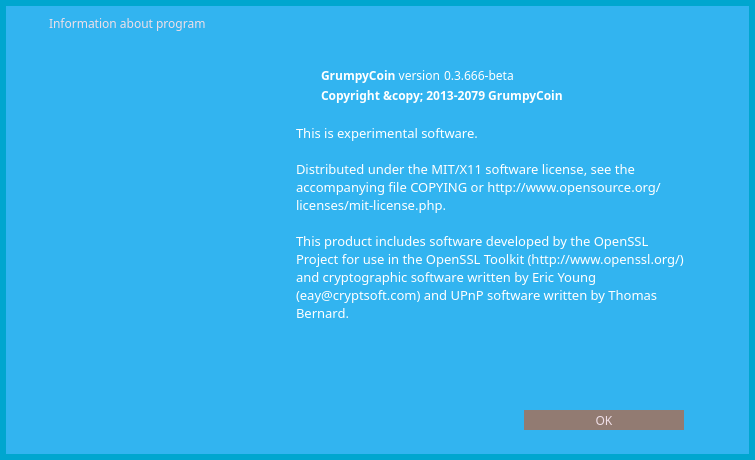
First picture: the form in src/qt/forms/aboutdialog.ui, repository djtms/grumpycoin, before the edit.
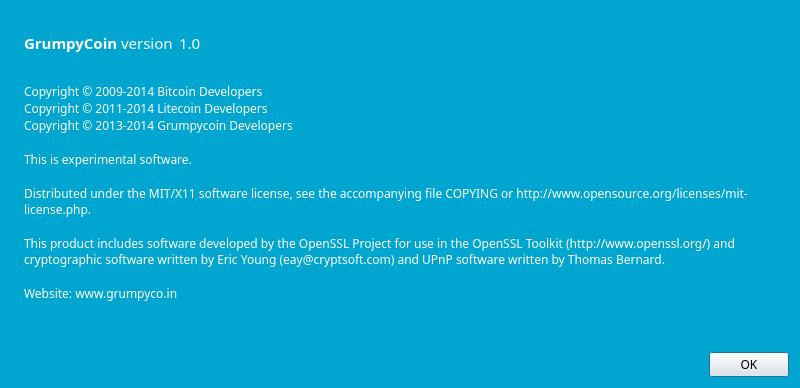
Second picture: the form after the edit. Icons and pictures are not drawn.

```diff
--- a/src/qt/forms/aboutdialog.ui
+++ b/src/qt/forms/aboutdialog.ui
@@ -6,246 +6,152 @@
    <rect>
     <x>0</x>
     <y>0</y>
-    <width>755</width>
-    <height>460</height>
+    <width>800</width>
+    <height>388</height>
    </rect>
   </property>
-  <property name="minimumSize">
-   <size>
-    <width>755</width>
-    <height>460</height>
-   </size>
+  <property name="palette">
+   <palette>
+    <active>
+     <colorrole role="WindowText">
+      <brush brushstyle="SolidPattern">
+       <color alpha="255">
+        <red>255</red>
+        <green>255</green>
+        <blue>255</blue>
+       </color>
+      </brush>
+     </colorrole>
+     <colorrole role="Base">
+      <brush brushstyle="SolidPattern">
+       <color alpha="255">
+        <red>255</red>
+        <green>255</green>
+        <blue>255</blue>
+       </color>
+      </brush>
+     </colorrole>
+     <colorrole role="Window">
+      <brush brushstyle="SolidPattern">
+       <color alpha="255">
+        <red>0</red>
+        <green>166</green>
+        <blue>207</blue>
+       </color>
+      </brush>
+     </colorrole>
+    </active>
+    <inactive>
+     <colorrole role="WindowText">
+      <brush brushstyle="SolidPattern">
+       <color alpha="255">
+        <red>255</red>
+        <green>255</green>
+        <blue>255</blue>
+       </color>
+      </brush>
+     </colorrole>
+     <colorrole role="Base">
+      <brush brushstyle="SolidPattern">
+       <color alpha="255">
+        <red>255</red>
+        <green>255</green>
+        <blue>255</blue>
+       </color>
+      </brush>
+     </colorrole>
+     <colorrole role="Window">
+      <brush brushstyle="SolidPattern">
+       <color alpha="255">
+        <red>0</red>
+        <green>166</green>
+        <blue>207</blue>
+       </color>
+      </brush>
+     </colorrole>
+    </inactive>
+    <disabled>
+     <colorrole role="WindowText">
+      <brush brushstyle="SolidPattern">
+       <color alpha="255">
+        <red>127</red>
+        <green>127</green>
+        <blue>127</blue>
+       </color>
+      </brush>
+     </colorrole>
+     <colorrole role="Base">
+      <brush brushstyle="SolidPattern">
+       <color alpha="255">
+        <red>0</red>
+        <green>166</green>
+        <blue>207</blue>
+       </color>
+      </brush>
+     </colorrole>
+     <colorrole role="Window">
+      <brush brushstyle="SolidPattern">
+       <color alpha="255">
+        <red>0</red>
+        <green>166</green>
+        <blue>207</blue>
+       </color>
+      </brush>
+     </colorrole>
+    </disabled>
+   </palette>
   </property>
-  <property name="maximumSize">
-   <size>
-    <width>755</width>
-    <height>460</height>
-   </size>
+  <property name="font">
+   <font>
+    <family>Finger Paint</family>
+   </font>
   </property>
   <property name="windowTitle">
    <string>Dialog</string>
   </property>
-  <property name="styleSheet">
-   <string notr="true">*{ font-family:&quot;Finger Paint&quot;;
-    color: #ffffff;
-}
-
-QDialog {
-	background-color: rgb(0, 166, 207);
-}
-
-</string>
-  </property>
-  <layout class="QVBoxLayout" name="verticalLayout_2">
-   <property name="spacing">
-    <number>0</number>
-   </property>
-   <property name="leftMargin">
-    <number>6</number>
-   </property>
-   <property name="topMargin">
-    <number>6</number>
-   </property>
-   <property name="rightMargin">
-    <number>6</number>
-   </property>
-   <property name="bottomMargin">
-    <number>6</number>
-   </property>
+  <layout class="QHBoxLayout" name="horizontalLayout_2">
    <item>
-    <widget class="QFrame" name="frame">
-     <property name="styleSheet">
-      <string notr="true">#frame {
-	background-color: #32b4f0;
-    border-style:none;
-}</string>
-     </property>
-     <property name="frameShape">
-      <enum>QFrame::StyledPanel</enum>
-     </property>
-     <property name="frameShadow">
-      <enum>QFrame::Raised</enum>
-     </property>
-     <layout class="QVBoxLayout" name="verticalLayout">
-      <property name="spacing">
-       <number>0</number>
-      </property>
-      <property name="leftMargin">
-       <number>0</number>
-      </property>
-      <property name="topMargin">
-       <number>0</number>
-      </property>
-      <property name="rightMargin">
-       <number>0</number>
-      </property>
-      <property name="bottomMargin">
-       <number>0</number>
-      </property>
-      <item>
-       <widget class="QWidget" name="wCaption" native="true">
-        <property name="minimumSize">
-         <size>
-          <width>0</width>
-          <height>35</height>
-         </size>
-        </property>
-        <property name="maximumSize">
-         <size>
-          <width>16777215</width>
-          <height>35</height>
-         </size>
-        </property>
-        <property name="styleSheet">
-         <string notr="true">#wCaption {
-	background-color:  rgb(50, 180, 240);
-}</string>
-        </property>
-        <property name="is_header" stdset="0">
-         <bool>true</bool>
-        </property>
-        <layout class="QHBoxLayout" name="horizontalLayout_19">
-         <property name="leftMargin">
-          <number>0</number>
-         </property>
-         <property name="topMargin">
-          <number>0</number>
-         </property>
-         <property name="rightMargin">
-          <number>0</number>
-         </property>
-         <property name="bottomMargin">
-          <number>0</number>
-         </property>
-         <item>
-          <spacer name="horizontalSpacer_26">
-           <property name="orientation">
-            <enum>Qt::Horizontal</enum>
-           </property>
-           <property name="sizeType">
-            <enum>QSizePolicy::Fixed</enum>
-           </property>
-           <property name="sizeHint" stdset="0">
-            <size>
-             <width>7</width>
-             <height>20</height>
-            </size>
-           </property>
-          </spacer>
-         </item>
-         <item>
-          <widget class="QLabel" name="lbTitleIcon">
+    <widget class="QLabel" name="label_4">
            <property name="sizePolicy">
-            <sizepolicy hsizetype="Preferred" vsizetype="Preferred">
+      <sizepolicy hsizetype="Preferred" vsizetype="Ignored">
              <horstretch>0</horstretch>
              <verstretch>0</verstretch>
             </sizepolicy>
            </property>
            <property name="minimumSize">
             <size>
-             <width>30</width>
-             <height>30</height>
-            </size>
-           </property>
-           <property name="maximumSize">
-            <size>
-             <width>30</width>
-             <height>30</height>
-            </size>
-           </property>
-           <property name="text">
-            <string/>
-           </property>
+       <width>0</width>
+       <height>0</height>
+      </size>
+     </property>
            <property name="pixmap">
-            <pixmap resource="../res.qrc">:/res/logo_small.png</pixmap>
-           </property>
-          </widget>
-         </item>
-         <item>
-          <widget class="QLabel" name="lbTitle">
-           <property name="font">
-            <font>
-             <family>Finger Paint</family>
-            </font>
-           </property>
-           <property name="styleSheet">
-            <string notr="true">QLabel {
-	color: #f0dfe7;
-}</string>
-           </property>
-           <property name="text">
-            <string>Information about program</string>
+      <pixmap resource="../bitcoin.qrc">:/images/about</pixmap>
+     </property>
+     <property name="scaledContents">
+      <bool>false</bool>
+     </property>
+     <property name="margin">
+      <number>0</number>
+     </property>
+     <property name="indent">
+      <number>-1</number>
            </property>
           </widget>
          </item>
          <item>
-          <widget class="QPushButton" name="bClose">
-           <property name="minimumSize">
-            <size>
-             <width>30</width>
-             <height>30</height>
-            </size>
-           </property>
-           <property name="maximumSize">
-            <size>
-             <width>30</width>
-             <height>30</height>
-            </size>
-           </property>
-           <property name="styleSheet">
-            <string notr="true">QPushButton {	
-	image: url(:/res/close_normal.png);
-	border: 0px solid gray;
-}
-QPushButton:pressed:flat {
-	image: url(:/res/close_normal.png);
-}
-
-QPushButton:hover {
-	image: url(:/res/close_hover.png);
-}</string>
-           </property>
-           <property name="text">
-            <string notr="true"/>
-           </property>
-           <property name="flat">
-            <bool>true</bool>
-           </property>
-          </widget>
-         </item>
-        </layout>
-       </widget>
-      </item>
+    <layout class="QVBoxLayout" name="verticalLayout_2">
+     <property name="spacing">
+      <number>6</number>
+     </property>
       <item>
-       <spacer name="verticalSpacer">
+      <spacer name="verticalSpacer_2">
         <property name="orientation">
          <enum>Qt::Vertical</enum>
         </property>
-        <property name="sizeType">
-         <enum>QSizePolicy::Fixed</enum>
-        </property>
         <property name="sizeHint" stdset="0">
          <size>
           <width>20</width>
-          <height>25</height>
-         </size>
-        </property>
-       </spacer>
-      </item>
-      <item>
-       <layout class="QHBoxLayout" name="horizontalLayout_2">
-        <item>
-         <spacer name="horizontalSpacer5">
-          <property name="orientation">
-           <enum>Qt::Horizontal</enum>
-          </property>
-          <property name="sizeType">
-           <enum>QSizePolicy::Fixed</enum>
-          </property>
-          <property name="sizeHint" stdset="0">
-           <size>
-            <width>315</width>
-            <height>20</height>
+         <height>40</height>
            </size>
           </property>
          </spacer>
@@ -254,9 +160,47 @@
          <layout class="QHBoxLayout" name="horizontalLayout">
           <item>
            <widget class="QLabel" name="label">
+         <property name="palette">
+          <palette>
+           <active>
+            <colorrole role="WindowText">
+             <brush brushstyle="SolidPattern">
+              <color alpha="255">
+               <red>255</red>
+               <green>255</green>
+               <blue>255</blue>
+              </color>
+             </brush>
+            </colorrole>
+           </active>
+           <inactive>
+            <colorrole role="WindowText">
+             <brush brushstyle="SolidPattern">
+              <color alpha="255">
+               <red>255</red>
+               <green>255</green>
+               <blue>255</blue>
+              </color>
+             </brush>
+            </colorrole>
+           </inactive>
+           <disabled>
+            <colorrole role="WindowText">
+             <brush brushstyle="SolidPattern">
+              <color alpha="255">
+               <red>127</red>
+               <green>127</green>
+               <blue>127</blue>
+              </color>
+             </brush>
+            </colorrole>
+           </disabled>
+          </palette>
+         </property>
             <property name="font">
              <font>
               <family>Finger Paint</family>
+           <pointsize>11</pointsize>
              </font>
             </property>
             <property name="cursor">
@@ -270,107 +214,56 @@
             </property>
            </widget>
           </item>
-          <item>
-           <spacer name="horizontalSpacer_6">
-            <property name="orientation">
-             <enum>Qt::Horizontal</enum>
-            </property>
-            <property name="sizeType">
-             <enum>QSizePolicy::Fixed</enum>
-            </property>
-            <property name="sizeHint" stdset="0">
-             <size>
-              <width>4</width>
-              <height>20</height>
-             </size>
-            </property>
-           </spacer>
-          </item>
           <item>
            <widget class="QLabel" name="versionLabel">
-            <property name="font">
-             <font>
-              <family>Finger Paint</family>
-             </font>
-            </property>
-            <property name="cursor">
-             <cursorShape>IBeamCursor</cursorShape>
-            </property>
-            <property name="text">
-             <string notr="true">0.3.666-beta</string>
-            </property>
-            <property name="textInteractionFlags">
-             <set>Qt::LinksAccessibleByMouse|Qt::TextSelectableByKeyboard|Qt::TextSelectableByMouse</set>
-            </property>
-           </widget>
-          </item>
-          <item>
-           <spacer name="horizontalSpacer_5">
-            <property name="orientation">
-             <enum>Qt::Horizontal</enum>
-            </property>
-            <property name="sizeHint" stdset="0">
-             <size>
-              <width>40</width>
-              <height>20</height>
-             </size>
-            </property>
-           </spacer>
-          </item>
-         </layout>
-        </item>
-        <item>
-         <spacer name="horizontalSpacer_2">
-          <property name="orientation">
-           <enum>Qt::Horizontal</enum>
-          </property>
-          <property name="sizeType">
-           <enum>QSizePolicy::Fixed</enum>
-          </property>
-          <property name="sizeHint" stdset="0">
-           <size>
-            <width>65</width>
-            <height>20</height>
-           </size>
-          </property>
-         </spacer>
-        </item>
-       </layout>
-      </item>
-      <item>
-       <layout class="QHBoxLayout" name="horizontalLayout_222">
-        <item>
-         <spacer name="horizontalSpacer555">
-          <property name="orientation">
-           <enum>Qt::Horizontal</enum>
-          </property>
-          <property name="sizeType">
-           <enum>QSizePolicy::Fixed</enum>
-          </property>
-          <property name="sizeHint" stdset="0">
-           <size>
-            <width>315</width>
-            <height>20</height>
-           </size>
-          </property>
-         </spacer>
-        </item>
-        <item>
-         <layout class="QHBoxLayout" name="horizontalLayout_cop2">
-          <item>
-           <widget class="QLabel" name="copyrightLabel">
+         <property name="palette">
+          <palette>
+           <active>
+            <colorrole role="WindowText">
+             <brush brushstyle="SolidPattern">
+              <color alpha="255">
+               <red>255</red>
+               <green>255</green>
+               <blue>255</blue>
+              </color>
+             </brush>
+            </colorrole>
+           </active>
+           <inactive>
+            <colorrole role="WindowText">
+             <brush brushstyle="SolidPattern">
+              <color alpha="255">
+               <red>255</red>
+               <green>255</green>
+               <blue>255</blue>
+              </color>
+             </brush>
+            </colorrole>
+           </inactive>
+           <disabled>
+            <colorrole role="WindowText">
+             <brush brushstyle="SolidPattern">
+              <color alpha="255">
+               <red>127</red>
+               <green>127</green>
+               <blue>127</blue>
+              </color>
+             </brush>
+            </colorrole>
+           </disabled>
+          </palette>
+         </property>
             <property name="font">
              <font>
               <family>Finger Paint</family>
-              <weight>75</weight>
-              <bold>true</bold>
+           <pointsize>11</pointsize>
              </font>
             </property>
             <property name="cursor">
              <cursorShape>IBeamCursor</cursorShape>
             </property>
             <property name="text">
-             <string notr="true">&lt;html&gt;&lt;head/&gt;&lt;body&gt;&lt;p&gt;Copyright &amp;amp;copy; 2013-2079 GrumpyCoin&lt;/p&gt;&lt;/body&gt;&lt;/html&gt;</string>
+          <string notr="true">1.0</string>
             </property>
             <property name="textFormat">
              <enum>Qt::RichText</enum>
@@ -380,236 +273,132 @@
             </property>
            </widget>
           </item>
-         </layout>
-        </item>
         <item>
-         <spacer name="horizontalSpacer_222">
+        <spacer name="horizontalSpacer">
           <property name="orientation">
            <enum>Qt::Horizontal</enum>
           </property>
-          <property name="sizeType">
-           <enum>QSizePolicy::Fixed</enum>
-          </property>
           <property name="sizeHint" stdset="0">
            <size>
-            <width>65</width>
+           <width>40</width>
             <height>20</height>
            </size>
           </property>
          </spacer>
         </item>
        </layout>
-      </item>
-      <item>
-       <layout class="QHBoxLayout" name="horizontalLayout_23">
-        <item>
-         <widget class="QLabel" name="image">
-          <property name="maximumSize">
-           <size>
-            <width>305</width>
-            <height>283</height>
-           </size>
-          </property>
-          <property name="text">
-           <string/>
-          </property>
-          <property name="pixmap">
-           <pixmap resource="../bitcoin.qrc">:/images/about</pixmap>
-          </property>
-          <property name="scaledContents">
-           <bool>false</bool>
-          </property>
-         </widget>
-        </item>
-        <item>
-         <spacer name="horizontalSpacer56">
-          <property name="orientation">
-           <enum>Qt::Horizontal</enum>
-          </property>
-          <property name="sizeType">
-           <enum>QSizePolicy::Fixed</enum>
-          </property>
-          <property name="sizeHint" stdset="0">
-           <size>
-            <width>5</width>
-            <height>20</height>
-           </size>
-          </property>
-         </spacer>
         </item>
         <item>
          <widget class="QLabel" name="label_2">
+       <property name="enabled">
+        <bool>true</bool>
+       </property>
+       <property name="minimumSize">
+        <size>
+         <width>0</width>
+         <height>265</height>
+        </size>
+       </property>
+       <property name="baseSize">
+        <size>
+         <width>0</width>
+         <height>0</height>
+        </size>
+       </property>
+       <property name="palette">
+        <palette>
+         <active>
+          <colorrole role="WindowText">
+           <brush brushstyle="SolidPattern">
+            <color alpha="255">
+             <red>255</red>
+             <green>255</green>
+             <blue>255</blue>
+            </color>
+           </brush>
+          </colorrole>
+         </active>
+         <inactive>
+          <colorrole role="WindowText">
+           <brush brushstyle="SolidPattern">
+            <color alpha="255">
+             <red>255</red>
+             <green>255</green>
+             <blue>255</blue>
+            </color>
+           </brush>
+          </colorrole>
+         </inactive>
+         <disabled>
+          <colorrole role="WindowText">
+           <brush brushstyle="SolidPattern">
+            <color alpha="255">
+             <red>127</red>
+             <green>127</green>
+             <blue>127</blue>
+            </color>
+           </brush>
+          </colorrole>
+         </disabled>
+        </palette>
+       </property>
           <property name="font">
            <font>
             <family>Finger Paint</family>
-            <pointsize>10</pointsize>
+         <pointsize>9</pointsize>
            </font>
           </property>
           <property name="cursor">
            <cursorShape>IBeamCursor</cursorShape>
           </property>
-          <property name="styleSheet">
-           <string notr="true"/>
-          </property>
           <property name="text">
-           <string>
+        <string>Copyright © 2009-2014 Bitcoin Developers
+Copyright © 2011-2014 Litecoin Developers
+Copyright © 2013-2014 Grumpycoin Developers
+
 This is experimental software.
 
 Distributed under the MIT/X11 software license, see the accompanying file COPYING or http://www.opensource.org/licenses/mit-license.php.
 
-This product includes software developed by the OpenSSL Project for use in the OpenSSL Toolkit (http://www.openssl.org/) and cryptographic software written by Eric Young (eay@cryptsoft.com) and UPnP software written by Thomas Bernard.</string>
+This product includes software developed by the OpenSSL Project for use in the OpenSSL Toolkit (http://www.openssl.org/) and cryptographic software written by Eric Young (eay@cryptsoft.com) and UPnP software written by Thomas Bernard.
+
+Website: www.grumpyco.in</string>
           </property>
           <property name="wordWrap">
            <bool>true</bool>
           </property>
+       <property name="indent">
+        <number>-1</number>
+       </property>
           <property name="textInteractionFlags">
            <set>Qt::LinksAccessibleByMouse|Qt::TextSelectableByKeyboard|Qt::TextSelectableByMouse</set>
           </property>
          </widget>
         </item>
         <item>
-         <spacer name="horizontalSpacer_23">
+      <spacer name="verticalSpacer">
           <property name="orientation">
-           <enum>Qt::Horizontal</enum>
-          </property>
-          <property name="sizeType">
-           <enum>QSizePolicy::Fixed</enum>
-          </property>
-          <property name="sizeHint" stdset="0">
-           <size>
-            <width>65</width>
-            <height>20</height>
-           </size>
-          </property>
-         </spacer>
-        </item>
-       </layout>
-      </item>
-      <item>
-       <spacer name="verticalSpacer_3">
-        <property name="orientation">
          <enum>Qt::Vertical</enum>
         </property>
-        <property name="sizeType">
-         <enum>QSizePolicy::Expanding</enum>
-        </property>
         <property name="sizeHint" stdset="0">
          <size>
           <width>20</width>
-          <height>20</height>
+         <height>40</height>
          </size>
         </property>
        </spacer>
       </item>
       <item>
-       <widget class="QWidget" name="wAcceptHolder" native="true">
-        <property name="minimumSize">
-         <size>
-          <width>0</width>
-          <height>20</height>
-         </size>
-        </property>
-        <layout class="QHBoxLayout" name="horizontalLayout">
-         <property name="spacing">
-          <number>0</number>
-         </property>
-         <property name="leftMargin">
-          <number>0</number>
-         </property>
-         <property name="topMargin">
-          <number>0</number>
-         </property>
-         <property name="rightMargin">
-          <number>0</number>
-         </property>
-         <property name="bottomMargin">
-          <number>0</number>
-         </property>
-         <item>
-          <spacer name="horizontalSpacer_3">
+      <widget class="QDialogButtonBox" name="buttonBox">
            <property name="orientation">
             <enum>Qt::Horizontal</enum>
            </property>
-           <property name="sizeHint" stdset="0">
-            <size>
-             <width>40</width>
-             <height>20</height>
-            </size>
-           </property>
-          </spacer>
-         </item>
-         <item>
-          <widget class="QPushButton" name="bAccept">
-           <property name="font">
-            <font>
-             <family>Finger Paint</family>
-            </font>
-           </property>
-           <property name="styleSheet">
-            <string notr="true">QPushButton {
-	background-color: #927b72;
-    font-family:&quot;Finger Paint&quot;;
-	color: #f0dfe7;
-	border: 0px solid gray;
-	max-height: 20px;
-	min-height: 20px;
-	max-width: 160px;
-	min-width: 160px;
-}
-
-QPushButton:hover {
-	background-color: #32b4f0;
-}
-
-QPushButton:pressed:flat {
-	background-color: #00a3de;
-}</string>
-           </property>
-           <property name="text">
-            <string>OK</string>
-           </property>
-           <property name="flat">
-            <bool>true</bool>
-           </property>
-          </widget>
-         </item>
-         <item>
-          <spacer name="horizontalSpacer_4">
-           <property name="orientation">
-            <enum>Qt::Horizontal</enum>
-           </property>
-           <property name="sizeType">
-            <enum>QSizePolicy::Fixed</enum>
-           </property>
-           <property name="sizeHint" stdset="0">
-            <size>
-             <width>65</width>
-             <height>20</height>
-            </size>
-           </property>
-          </spacer>
-         </item>
-        </layout>
-       </widget>
-      </item>
-      <item>
-       <spacer name="verticalSpacer_2">
-        <property name="orientation">
-         <enum>Qt::Vertical</enum>
-        </property>
-        <property name="sizeType">
-         <enum>QSizePolicy::Fixed</enum>
-        </property>
-        <property name="sizeHint" stdset="0">
-         <size>
-          <width>20</width>
-          <height>24</height>
-         </size>
-        </property>
-       </spacer>
-      </item>
-     </layout>
-    </widget>
+       <property name="standardButtons">
+        <set>QDialogButtonBox::Ok</set>
+       </property>
+      </widget>
+     </item>
+    </layout>
    </item>
   </layout>
  </widget>
```
Left out of the diff: 27 changed lines with no effect on the pictures. Lines whose indentation alone changed are shown as unchanged.
